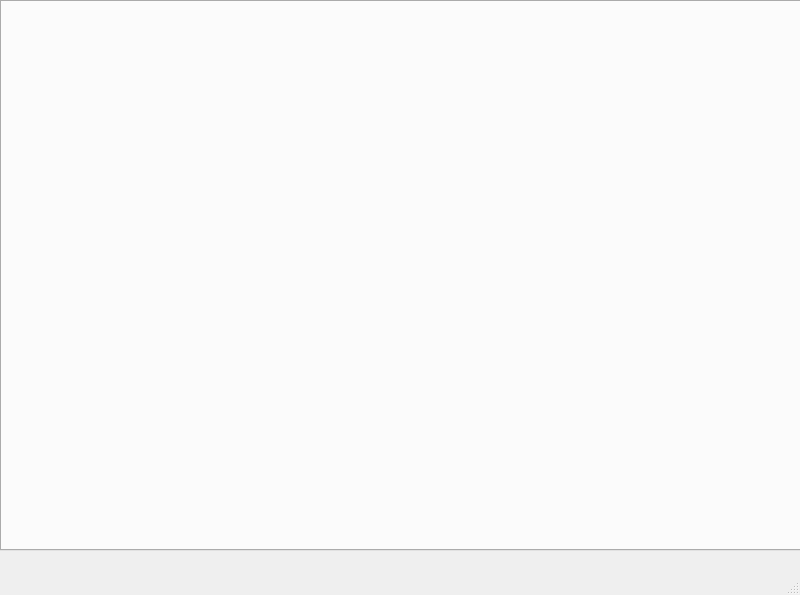
Old version of the form pyqt/main.ui in the repository kmoriyukie/PTII.
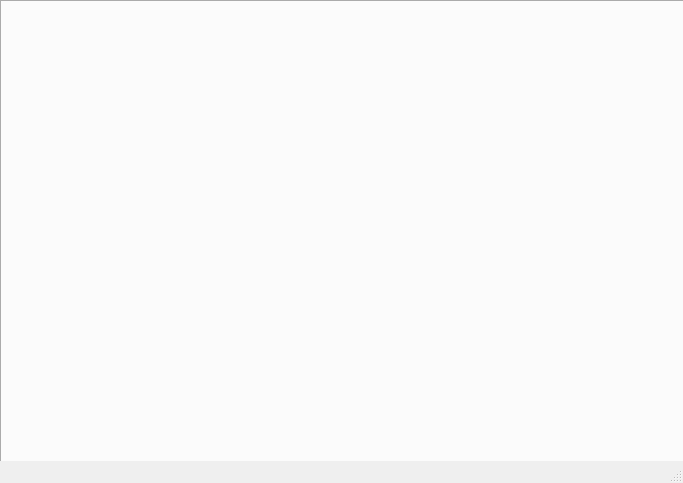
New version of the form.

Diff of the .ui file:
```diff
--- a/pyqt/main.ui
+++ b/pyqt/main.ui
@@ -6,8 +6,8 @@
    <rect>
     <x>0</x>
     <y>0</y>
-    <width>800</width>
-    <height>595</height>
+    <width>683</width>
+    <height>483</height>
    </rect>
   </property>
   <property name="windowTitle">
```
Left out of the diff: 2 changed lines with no effect on the pictures.
